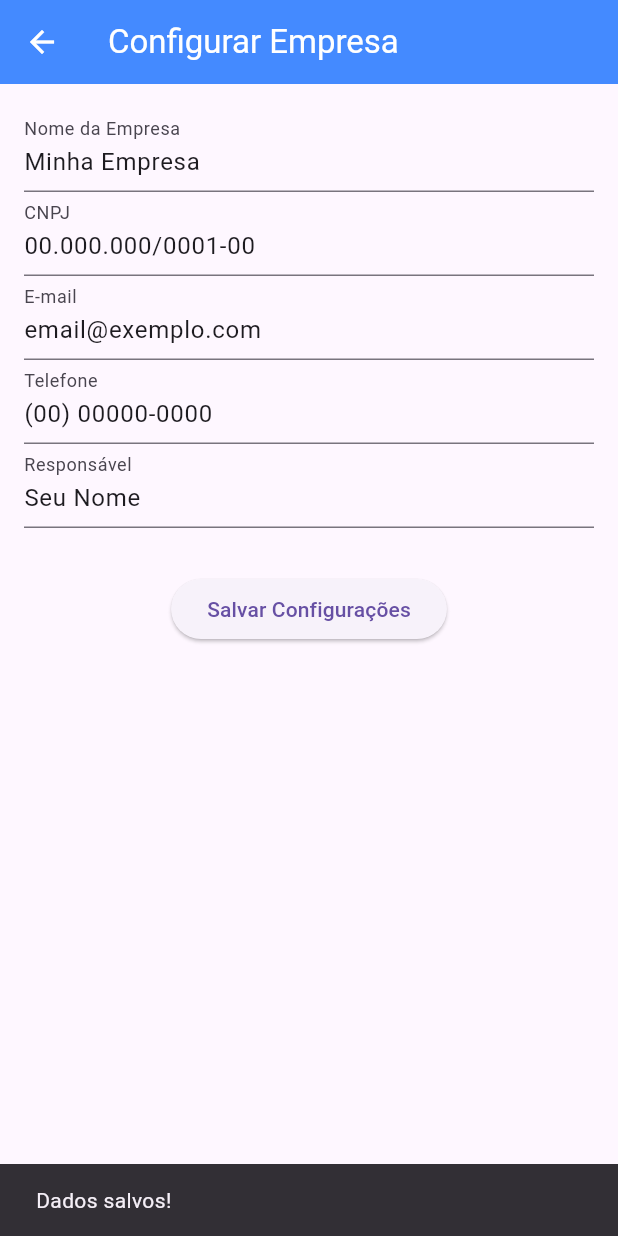
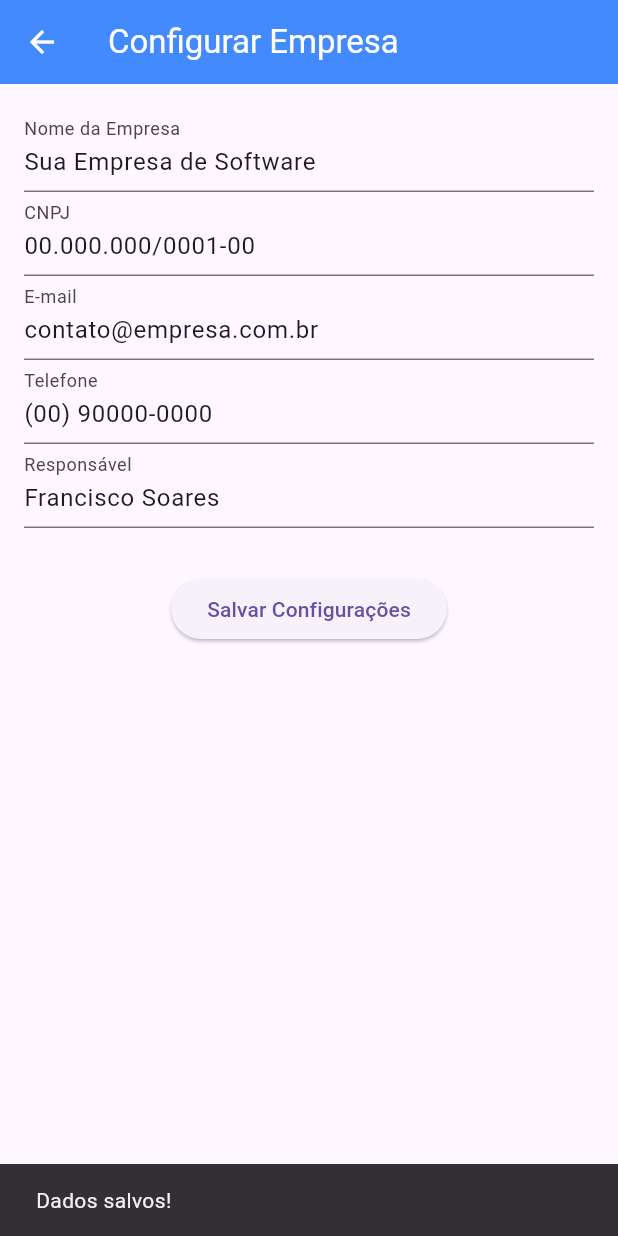
Before and after one commit to Francisco-Emanuel/gerador_orcamentos, a Flutter app: the ConfiguracoesPage screen opened directly, after a tap on "Salvar Configurações", on a phone screen of 412 x 824 dp. Run offline on Flutter 3.47's test engine with Material 3 defaults, Android fonts, the light colour scheme and no system bars; our stand-ins replace pdf, printing, sqflite; accounts and stored records are empty.

Commit message:
Gemini changes

```diff
--- a/lib/database/database_helper.dart
+++ b/lib/database/database_helper.dart
@@ -1,3 +1,4 @@
+import 'package:flutter/foundation.dart' show kIsWeb;
 import 'package:sqflite/sqflite.dart';
 import 'package:path/path.dart';
 import '../model/orcamento.dart';
@@ -5,6 +6,18 @@ import '../model/orcamento.dart';
 class DatabaseHelper {
   static final DatabaseHelper instance = DatabaseHelper._init();
   static Database? _database;
+
+  // ==========================================
+  // AMBIENTE WEB (Mock de Dados em Memória)
+  // ==========================================
+  final List<Orcamento> _mockWebDB = [];
+  Map<String, dynamic> _mockConfig = {
+    'nome_empresa': 'Sua Empresa de Software',
+    'cnpj': '00.000.000/0001-00',
+    'email': 'contato@empresa.com.br',
+    'telefone': '(00) 90000-0000',
+    'responsavel': 'Francisco Soares'
+  };
 
   DatabaseHelper._init();
 
@@ -18,15 +31,10 @@ class DatabaseHelper {
     final dbPath = await getDatabasesPath();
     final path = join(dbPath, filePath);
 
-    return await openDatabase(
-      path,
-      version: 1,
-      onCreate: _createDB,
-    );
+    return await openDatabase(path, version: 1, onCreate: _createDB);
   }
 
   Future _createDB(Database db, int version) async {
-    // Tabela de Orçamentos
     await db.execute('''
     CREATE TABLE orcamentos (
       id INTEGER PRIMARY KEY AUTOINCREMENT,
@@ -37,7 +45,6 @@ class DatabaseHelper {
     )
     ''');
 
-    // Tabela de Configurações da Empresa (Engrenagem)
     await db.execute('''
     CREATE TABLE configuracoes (
       id INTEGER PRIMARY KEY CHECK (id = 1),
@@ -49,42 +56,65 @@ class DatabaseHelper {
     )
     ''');
 
-    // Insere uma configuração vazia inicial
     await db.insert('configuracoes', {
       'id': 1,
-      'nome_empresa': 'Minha Empresa',
+      'nome_empresa': 'Sua Empresa de Software',
       'cnpj': '00.000.000/0001-00',
-      'email': 'email@exemplo.com',
-      'telefone': '(00) 00000-0000',
-      'responsavel': 'Seu Nome'
+      'email': 'contato@empresa.com.br',
+      'telefone': '(00) 90000-0000',
+      'responsavel': 'Francisco Soares'
     });
   }
 
   // --- MÉTODOS DE ORÇAMENTO ---
   Future<int> insert(Orcamento orcamento) async {
+    // Se for Web, salva na memória RAM temporária
+    if (kIsWeb) {
+      orcamento.id = _mockWebDB.length + 1;
+      _mockWebDB.add(orcamento);
+      return orcamento.id!;
+    }
+
+    // Se for Celular, salva no SQLite oficial
     final db = await instance.database;
     return await db.insert('orcamentos', orcamento.toMap());
   }
 
   Future<List<Orcamento>> getOrcamentos() async {
+    if (kIsWeb) {
+      return _mockWebDB.reversed.toList(); // Retorna do mais novo para o mais velho
+    }
+
     final db = await instance.database;
     final result = await db.query('orcamentos', orderBy: 'data DESC');
     return result.map((json) => Orcamento.fromMap(json)).toList();
   }
 
   Future<int> deleteOrcamento(int id) async {
+    if (kIsWeb) {
+      _mockWebDB.removeWhere((orc) => orc.id == id);
+      return 1;
+    }
+
     final db = await instance.database;
     return await db.delete('orcamentos', where: 'id = ?', whereArgs: [id]);
   }
 
   // --- MÉTODOS DE CONFIGURAÇÃO ---
   Future<Map<String, dynamic>> getConfiguracao() async {
+    if (kIsWeb) return _mockConfig;
+
     final db = await instance.database;
     final maps = await db.query('configuracoes', where: 'id = 1');
     return maps.first;
   }
 
   Future<int> updateConfiguracao(Map<String, dynamic> config) async {
+    if (kIsWeb) {
+      _mockConfig = config;
+      return 1;
+    }
+
     final db = await instance.database;
     return await db.update('configuracoes', config, where: 'id = 1');
   }
```
Also changed, not shown: lib/screen/home_page.dart (+10 -13 lines), lib/service/pdf_service.dart (+135 -30 lines).
